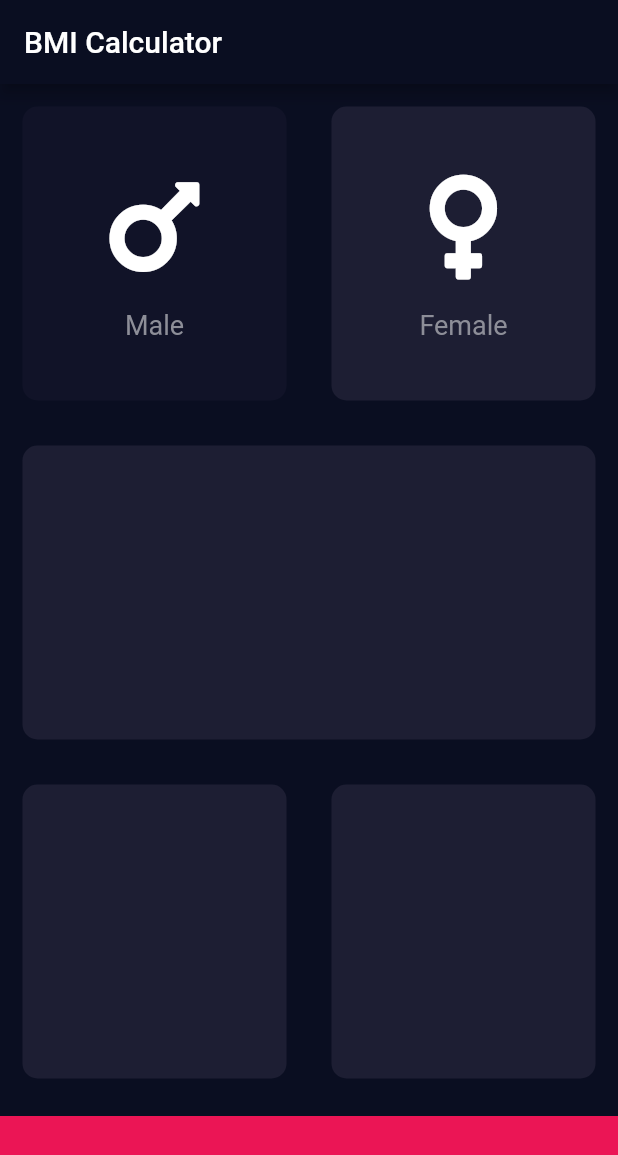
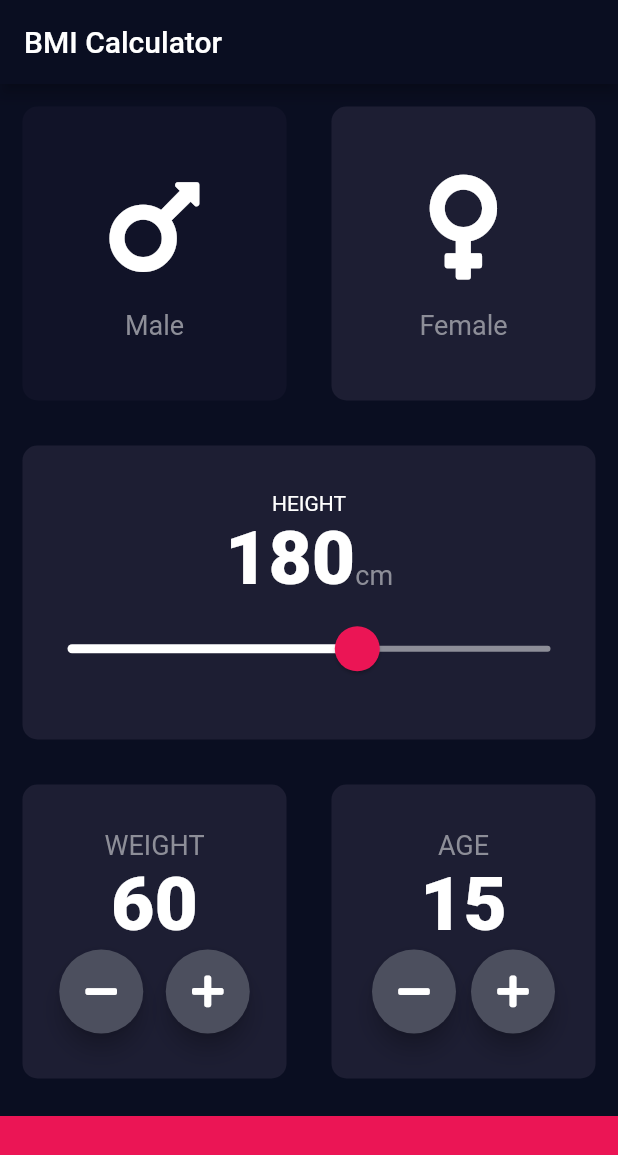
Before and after one commit to NehemiahLimo/bmi, a Flutter app: the screen it shows after launch, after a tap on "Female", on a phone screen of 412 x 824 dp. Shown: the top 1155 px of the screen. Run offline on Flutter 3.47's test engine with Material 2 defaults, Android fonts, the phone set to English and light mode, and no system bars; our stand-ins replace font_awesome_flutter.

Commit message:
UI Improvements and customisation

```diff
--- a/lib/InputPage.dart
+++ b/lib/InputPage.dart
@@ -1,11 +1,11 @@
+import 'package:flutter/cupertino.dart';
 import 'package:flutter/material.dart';
 import 'package:font_awesome_flutter/font_awesome_flutter.dart';
 import 'icon_content.dart';
 import 'reusable_content.dart';
+import 'constants.dart';
 
-const bottomContainerHeight = 80.0;
-const reusableColor = Color(0xFF1D1E33);
-const inactiveColor = Color(0xFF111328);
+enum Gender { male, female }
 
 class InputPage extends StatefulWidget {
   @override
@@ -13,88 +13,230 @@ class InputPage extends StatefulWidget {
 }
 
 class _InputPageState extends State<InputPage> {
-  Color maleColor = inactiveColor;
-  Color femaleColor  = inactiveColor;
+  //Color maleColor = inactiveColor;
+  // Color femaleColor  = inactiveColor;
 
-  void changeColor(int gender){
-    //1=Male, 2=Female
-    if(gender==1){
-      if(maleColor==inactiveColor){
-        maleColor = reusableColor;
-        femaleColor = inactiveColor;
-      }else{
-        maleColor=inactiveColor;
-      }
-    }else if(gender ==2){
-      if(femaleColor==inactiveColor){
-        femaleColor = reusableColor;
-        maleColor = inactiveColor;
-      }else{
-        femaleColor=inactiveColor;
-      }
-    }
-  }
+  Gender selectedGender;
+  int height = 180;
+  int age = 15;
+  int weight = 60;
+
   @override
   Widget build(BuildContext context) {
-
     return Scaffold(
-
       appBar: AppBar(
-
         title: Text('BMI Calculator'),
       ),
       body: Column(
+        crossAxisAlignment: CrossAxisAlignment.stretch,
         children: <Widget>[
           Expanded(
             child: Row(
               children: <Widget>[
                 Expanded(
-                  child: GestureDetector(
-                    onTap: (){
+                  child: ReusableCard(
+                    onPress: () {
                       setState(() {
-                        changeColor(1);
+                        selectedGender = Gender.male;
                       });
                     },
-                    child: ReusableCard(colour: maleColor,
-                        cardChild: MaleFemaleCard(icon: FontAwesomeIcons.mars, label: 'Male',),
-
+                    colour: selectedGender == Gender.male
+                        ? kReusableColor
+                        : kInactiveColor,
+                    cardChild: MaleFemaleCard(
+                      icon: FontAwesomeIcons.mars,
+                      label: 'Male',
                     ),
-                  ),),
-                Expanded(child: GestureDetector(
-                  onTap: (){
-                    setState(() {
-                      changeColor(2);
-                    });
-                  },
-                  child: ReusableCard(colour: femaleColor,
-                    cardChild: MaleFemaleCard(icon: FontAwesomeIcons.venus, label: 'Female',),
-
                   ),
-                ),),
+                ),
+                Expanded(
+                  child: ReusableCard(
+                    onPress: () {
+                      setState(() {
+                        selectedGender = Gender.female;
+                      });
+                    },
+                    colour: selectedGender == Gender.female
+                        ? kReusableColor
+                        : kInactiveColor,
+                    cardChild: MaleFemaleCard(
+                      icon: FontAwesomeIcons.venus,
+                      label: 'Female',
+                    ),
+                  ),
+                ),
               ],
             ),
           ),
-          Expanded(child: ReusableCard(colour: reusableColor,),),
+          Expanded(
+            child: ReusableCard(
+              colour: kReusableColor,
+              cardChild: Column(
+                mainAxisAlignment: MainAxisAlignment.center,
+                children: <Widget>[
+                  Text('HEIGHT'),
+                  Row(
+                    mainAxisAlignment: MainAxisAlignment.center,
+                    crossAxisAlignment: CrossAxisAlignment.baseline,
+                    textBaseline: TextBaseline.alphabetic,
+                    children: <Widget>[
+                      Text(
+                        height.toString(),
+                        style: kSlider,
+                      ),
+                      Text('cm', style: kLabelTextStyle),
+                    ],
+                  ),
+                  SliderTheme(
+                    data: SliderTheme.of(context).copyWith(
+                      activeTrackColor: Colors.white,
+                      inactiveTrackColor: Color(0xFF8D8E98),
+                      thumbColor: Color(0xFFEB1555),
+                      thumbShape:
+                          RoundSliderThumbShape(enabledThumbRadius: 15.0),
+                      overlayShape:
+                          RoundSliderOverlayShape(overlayRadius: 30.0),
+                      overlayColor: Color(0x29EB1555),
+                    ),
+                    child: Slider(
+                      value: height.toDouble(),
+                      min: 120.0,
+                      max: 220.0,
+                      onChanged: (double newValue) {
+                        setState(() {
+                          height = newValue.round();
+                        });
+                      },
+                    ),
+                  ),
+                ],
+              ),
+            ),
+          ),
           Expanded(
             child: Row(
               children: <Widget>[
-                Expanded(child: ReusableCard(colour:reusableColor ,),),
-                Expanded(child: ReusableCard(colour: reusableColor,),),
+                Expanded(
+                  child: ReusableCard(
+                    colour: kReusableColor,
+                    cardChild: Column(
+                      mainAxisAlignment: MainAxisAlignment.center,
+                      children: <Widget>[
+                        Text(
+                          'WEIGHT',
+                          style: kLabelTextStyle,
+                        ),
+                        Text(
+                          weight.toString(),
+                          style: kSlider,
+                        ),
+                        Row(
+
+                          mainAxisAlignment: MainAxisAlignment.center,
+                          children: <Widget>[
+                            RoundIconButton(
+
+                              icon: FontAwesomeIcons.minus,
+                              onPressed: (){
+                                setState(() {
+                                  weight--;
+
+                                });
+                              },
+                            ),
+                            SizedBox(width: 15.0,),
+                            RoundIconButton(
+                              icon: FontAwesomeIcons.plus,
+                                onPressed: (){
+                                  setState(() {
+                                    weight++;
+
+                                  });
+                                }
+                              ,
+                            ),
+                          ],
+                        ),
+                      ],
+                    ),
+                  ),
+                ),
+                Expanded(
+                  child: ReusableCard(
+                    colour: kReusableColor,
+                    cardChild: Column(
+                      mainAxisAlignment: MainAxisAlignment.center,
+                      children: <Widget>[
+                        Text(
+                          'AGE',
+                          style: kLabelTextStyle,
+                        ),
+                        Text(
+                          age.toString(),
+                          style: kSlider,
+                        ),
+                        Row(
+
+                          mainAxisAlignment: MainAxisAlignment.center,
+                          children: <Widget>[
+                            RoundIconButton(
+
+                              icon: FontAwesomeIcons.minus,
+                              onPressed: (){
+                                setState(() {
+                                  age--;
+
+                                });
+                              },
+                            ),
+                            SizedBox(width: 10.0,),
+                            RoundIconButton(
+                              icon: FontAwesomeIcons.plus,
+                              onPressed: (){
+                                setState(() {
+                                  age++;
+
+                                });
+                              }
+                              ,
+                            ),
+                          ],
+                        ),
+                      ],
+                    ),
+                  ),
+                ),
               ],
             ),
           ),
           Container(
-            color: Color(0xFFEB1555),
+            color: kBottomColor,
             margin: EdgeInsets.only(top: 10.0),
             width: double.infinity,
-            height: bottomContainerHeight,
+            height: kBottomContainerHeight,
           )
         ],
-
-
       ),
-
-
     );
   }
 }
+
+class RoundIconButton extends StatelessWidget {
+  RoundIconButton({this.icon, this.onPressed});
+  final IconData icon;
+  final Function onPressed;
+  @override
+  Widget build(BuildContext context) {
+    return RawMaterialButton(
+      child: Icon(icon),
+      onPressed: onPressed,
+      elevation: 6.0,
+      constraints: BoxConstraints.tightFor(
+        height: 56.0,
+        width: 56.0,
+      ),
+      shape: CircleBorder(),
+      fillColor: Color(0xFF4C4F5E),
+    );
+  }
+}
--- /dev/null
+++ b/lib/constants.dart
@@ -0,0 +1,16 @@
+import 'package:flutter/material.dart';
+
+const kBottomContainerHeight = 80.0;
+const kReusableColor = Color(0xFF1D1E33);
+const kInactiveColor = Color(0xFF111328);
+const kBottomColor =Color(0xFFEB1555);
+
+const kLabelTextStyle = TextStyle(
+fontSize: 18.0,
+color: Color(0xFF8D8E98)
+);
+
+const kSlider = TextStyle(
+    fontSize: 50.0,
+    fontWeight: FontWeight.w900
+);
--- a/lib/icon_content.dart
+++ b/lib/icon_content.dart
@@ -1,6 +1,6 @@
 import 'package:flutter/material.dart';
 import 'package:font_awesome_flutter/font_awesome_flutter.dart';
-
+import 'constants.dart';
 class MaleFemaleCard extends StatelessWidget {
   MaleFemaleCard({this.icon, this.label});
   final IconData icon;
@@ -17,10 +17,7 @@ class MaleFemaleCard extends StatelessWidget {
         SizedBox(
           height: 15.0,
         ),
-        Text(label, style: TextStyle(
-            fontSize: 18.0,
-            color: Color(0xFF8D8E98)
-        ),),
+        Text(label, style: kLabelTextStyle ),
       ],
     );
   }
--- a/lib/reusable_content.dart
+++ b/lib/reusable_content.dart
@@ -1,14 +1,16 @@
 import 'package:flutter/material.dart';
 
 class ReusableCard extends StatelessWidget {
-  ReusableCard({@required this.colour, this.cardChild});
+  ReusableCard({@required this.colour, this.cardChild, this.onPress});
   final Color colour;
-  final cardChild;
-
+  final Widget cardChild;
+final Function onPress;
 
   @override
   Widget build(BuildContext context) {
-    return Container(
+    return GestureDetector(
+      onTap: onPress,
+      child: Container(
         child: cardChild,
         margin: EdgeInsets.all(15.0),
         decoration: BoxDecoration(
@@ -16,6 +18,7 @@ class ReusableCard extends StatelessWidget {
           borderRadius: BorderRadius.circular(10.0),
         ),
 
+      ),
     );
   }
 }
```
Lines whose indentation alone changed are shown as unchanged.
